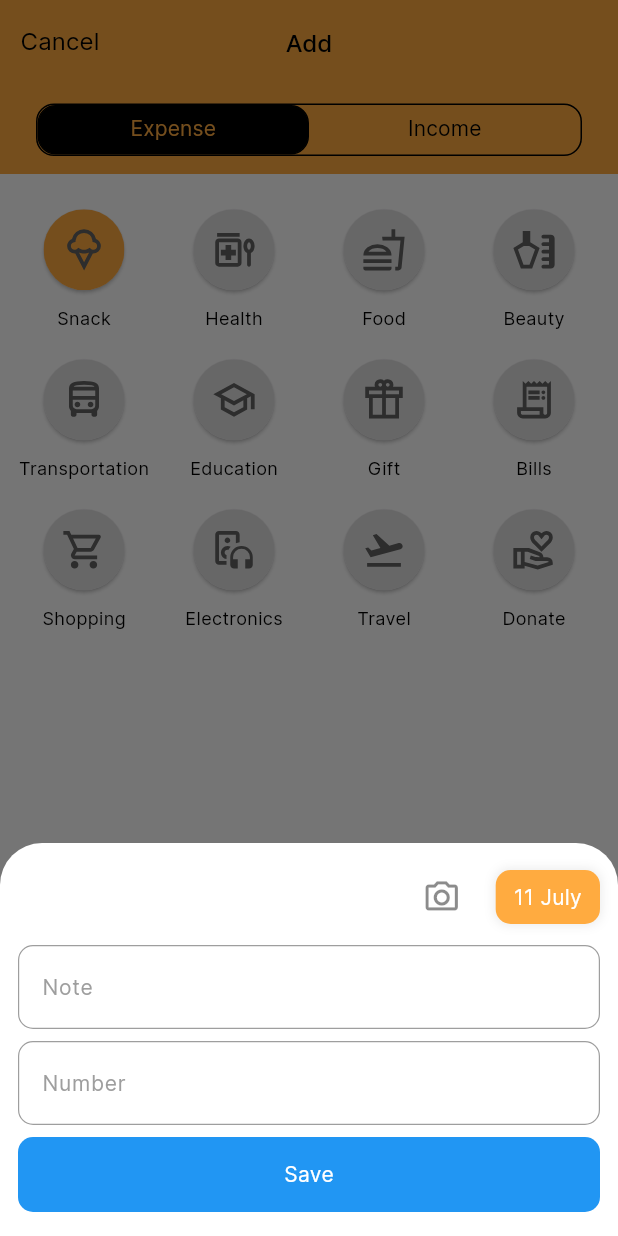
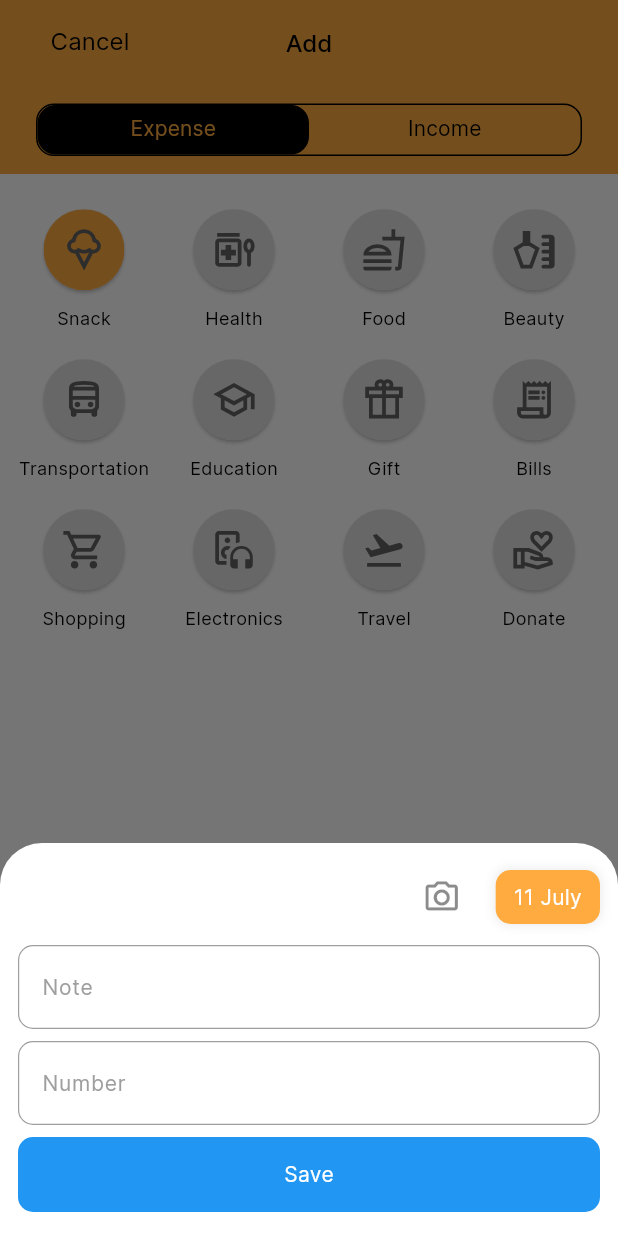
Before and after one commit to Nabijonov-Otabek-19/money_manager_clone, a Flutter app: the AddEditScreen screen opened by its route, after a tap on "Snack", on a phone screen of 412 x 824 dp. Run offline on Flutter 3.47's test engine with Material 3 defaults, Android fonts, the light colour scheme and no system bars; our stand-ins replace flutter_bloc, flutter_slidable, flutter_svg, freezed_annotation, get, get_it and 4 more; missing offline and left inert: animated_digit, mat_month_picker_dialog; accounts and stored records are empty.

Commit message:
Fixed some bugs

```diff
--- a/lib/core/translations/app_translation.dart
+++ b/lib/core/translations/app_translation.dart
@@ -10,6 +10,7 @@ class AppTranslation extends Translations {
           'Username': 'Username',
           'Profile': 'Profile',
           'Edit': 'Edit',
+          'Add': 'Add',
           'Delete': 'Delete',
           'Type': 'Type',
           'Amount': 'Amount',
@@ -34,6 +35,7 @@ class AppTranslation extends Translations {
           'Username': 'Имя пользователя',
           'Profile': 'Профиль',
           'Edit': 'Редактировать',
+          'Add': 'Добавить',
           'Delete': 'Удалить',
           'Type': 'Тип',
           'Amount': 'Количество',
@@ -58,6 +60,7 @@ class AppTranslation extends Translations {
           'Username': 'Ism-sharif',
           'Profile': 'Profil',
           'Edit': 'Tahrirlash',
+          'Add': 'Qo\'shish',
           'Delete': 'O\'chirish',
           'Type': 'Toifa',
           'Amount': 'Qiymat',
--- a/lib/core/utils/constants.dart
+++ b/lib/core/utils/constants.dart
@@ -39,6 +39,12 @@ final List<String> allTypeList = [
   "Beauty",
   "Transportation",
   "Education",
+  "Gift",
+  "Bills",
+  "Shopping",
+  "Electronics",
+  "Travel",
+  "Donate",
   "Salary",
   "Investment",
   "Awards",
@@ -94,7 +100,12 @@ Map<String, int> expenseTypeMap = {
   "Beauty": 3,
   "Transportation": 4,
   "Education": 5,
-  "Settings": 6,
+  "Gift": 6,
+  "Bills": 7,
+  "Shopping": 8,
+  "Electronics": 9,
+  "Travel": 10,
+  "Donate": 11,
 };
 Map<String, int> incomeTypeMap = {
   "Salary": 0,
--- a/lib/feature/presentation/screens/add_edit/add_edit_screen.dart
+++ b/lib/feature/presentation/screens/add_edit/add_edit_screen.dart
@@ -88,7 +88,7 @@ class _AddEditScreenState extends State<AddEditScreen>
         builder: (context, state) {
           return Scaffold(
             appBar: AppBar(
-              title: const Text("Add"),
+              title: Text(widget.model == null ? "Add".tr : "Edit".tr),
               centerTitle: true,
               bottom: PreferredSize(
                 preferredSize: const Size.fromHeight(60),
@@ -132,7 +132,7 @@ class _AddEditScreenState extends State<AddEditScreen>
                     dividerColor: AppColors.transparent,
                     overlayColor:
                         const WidgetStatePropertyAll(AppColors.transparent),
-                    tabs:  [
+                    tabs: [
                       Tab(text: "Expense".tr),
                       Tab(text: "Income".tr),
                     ],
@@ -146,7 +146,7 @@ class _AddEditScreenState extends State<AddEditScreen>
                   style: pregular.copyWith(color: Colors.black, fontSize: 16),
                 ),
               ),
-              leadingWidth: 80,
+              leadingWidth: 120,
             ),
             body: SafeArea(
               child: Column(
@@ -261,7 +261,7 @@ class _AddEditScreenState extends State<AddEditScreen>
                             },
                           );
                         },
-                        icon: photoPath != null
+                        icon: photoPath != null && photoPath != ""
                             ? Image.file(
                                 File(photoPath ?? ""),
                                 width: 30,
--- a/lib/feature/presentation/screens/detail/detail_screen.dart
+++ b/lib/feature/presentation/screens/detail/detail_screen.dart
@@ -82,6 +82,10 @@ class _DetailScreenState extends State<DetailScreen> {
                                 state.model!.icon.svgIcon,
                                 width: 30,
                                 height: 30,
+                                colorFilter: const ColorFilter.mode(
+                                  Colors.black87,
+                                  BlendMode.srcIn,
+                                ),
                               ),
                             ),
                           ),
```
Also changed, not shown: lib/feature/presentation/screens/charts/chart_screen.dart (+8 -3 lines), lib/feature/presentation/screens/home/home_screen.dart (+6 -4 lines).
